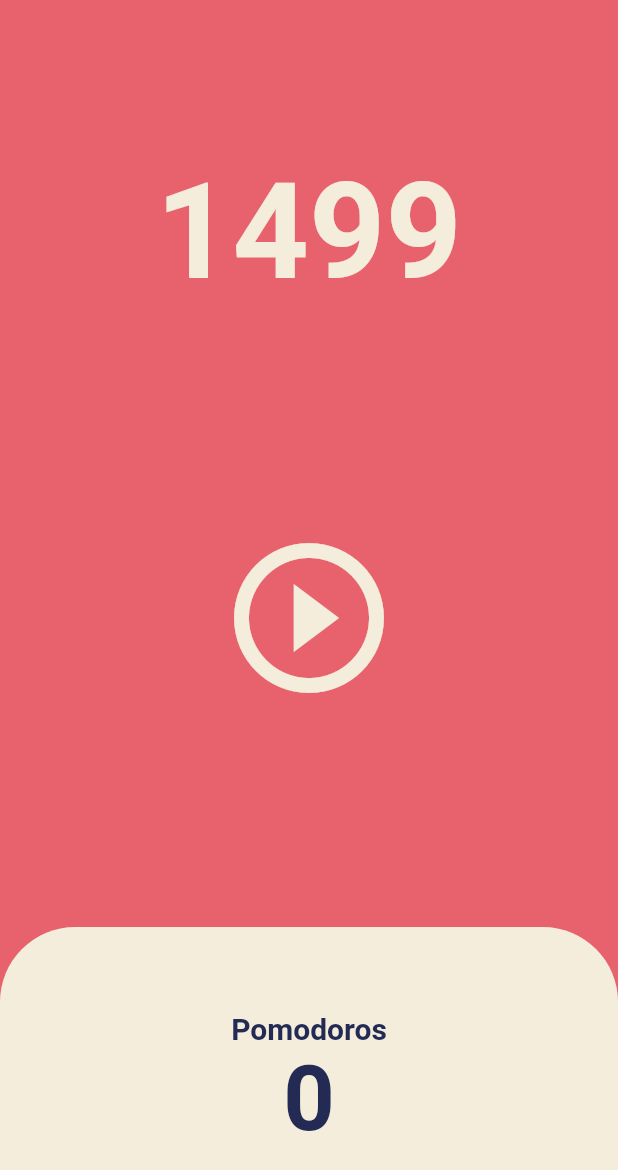
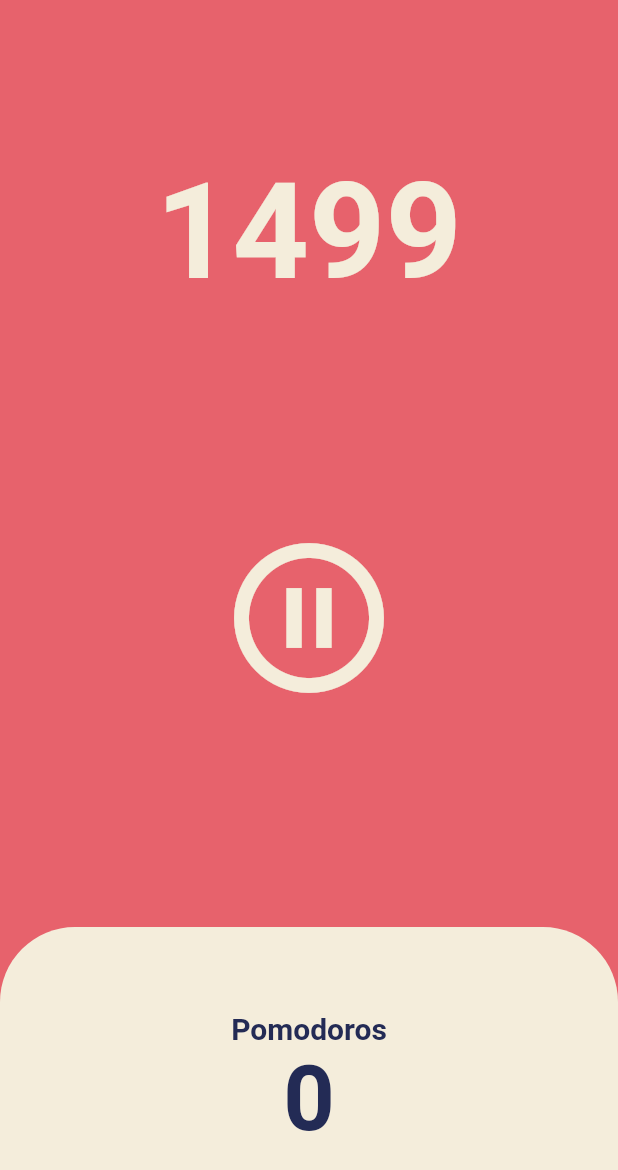
Before and after one commit to es5es5/toonflix, a Flutter app: the screen it shows after launch, after a tap on the "play circle outline" icon, on a phone screen of 412 x 824 dp. Shown: the top 1170 px of the screen. Run offline on Flutter 3.47's test engine with Material 2 defaults, Android fonts, the phone set to English and light mode, and no system bars.

Commit message:
#5.2 Pause Play

```diff
--- a/lib/screens/home_screen.dart
+++ b/lib/screens/home_screen.dart
@@ -11,6 +11,8 @@ class HomeScreen extends StatefulWidget {
 
 class _HomeScreenState extends State<HomeScreen> {
   int totalSeconds = 1500;
+  bool isRunning = false;
+
   late Timer timer;
 
   void onTick(Timer timer) {
@@ -19,8 +21,18 @@ class _HomeScreenState extends State<HomeScreen> {
     });
   }
 
+  void onPausePressed() {
+    timer.cancel();
+    setState(() {
+      isRunning = false;
+    });
+  }
+
   void onStartPressed() {
     timer = Timer.periodic(const Duration(seconds: 1), onTick);
+    setState(() {
+      isRunning = true;
+    });
   }
 
   @override
@@ -49,10 +61,12 @@ class _HomeScreenState extends State<HomeScreen> {
               child: IconButton(
                 iconSize: 120,
                 color: Theme.of(context).cardColor,
-                onPressed: onStartPressed,
-                icon: const Icon(
-                  Icons.play_circle_outline,
-                ),
+                onPressed: isRunning ? onPausePressed : onStartPressed,
+                icon: isRunning
+                    ? const Icon(Icons.pause_circle_outline_sharp)
+                    : const Icon(
+                        Icons.play_circle_outline,
+                      ),
               ),
             ),
           ),
```
